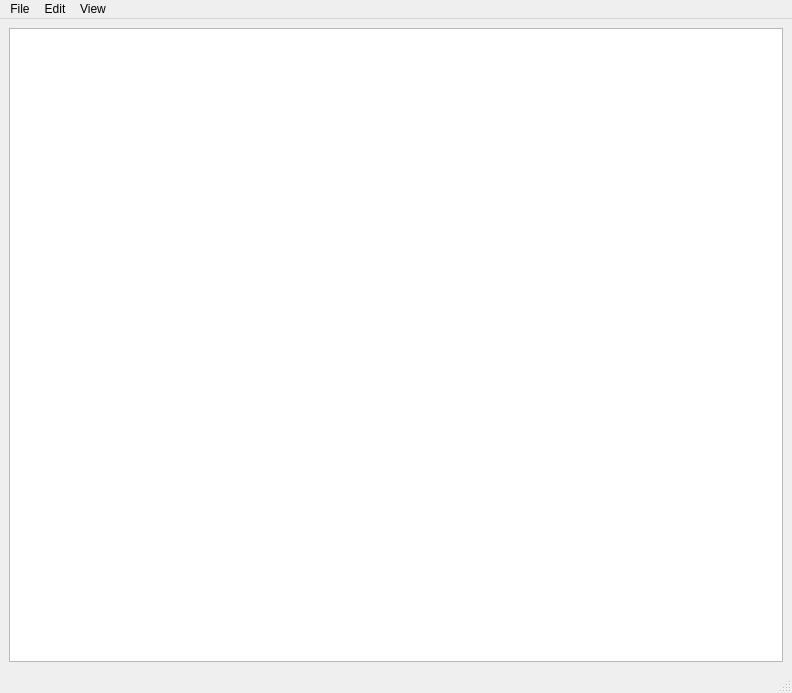
Qt form qt-texteditor/texteditor.ui (niosp/hackclub-arcade) before a commit.
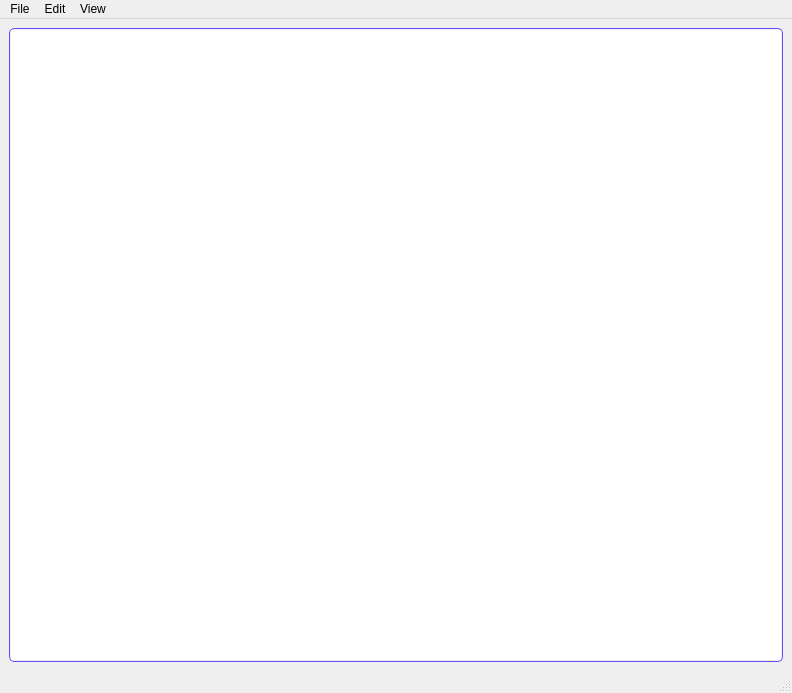
The same form after that commit. Icons and pictures are not drawn.

```diff
--- a/qt-texteditor/texteditor.ui
+++ b/qt-texteditor/texteditor.ui
@@ -24,7 +24,21 @@
     <item>
      <widget class="QPlainTextEdit" name="plainTextEdit">
       <property name="styleSheet">
-       <string notr="true">selection-background-color: rgb(110,73,255);</string>
+       <string notr="true">QPlainTextEdit {
+    border-radius: 5px; /* Rounds the corners */
+    border: 1px solid rgb(110,73,255); /* Border color and thickness */
+    padding: 1px; /* Padding inside the text area */
+	selection-background-color: rgb(110,73,255);
+}
+
+QPlainTextEdit:focus {
+    border-color: rgb(110,73,255); /* Border color when focused */
+}
+
+QPlainTextEdit::hover {
+    border-color: rgb(110,73,255); /* Border color when hovered */
+}
+</string>
       </property>
       <property name="plainText">
        <string/>
```
